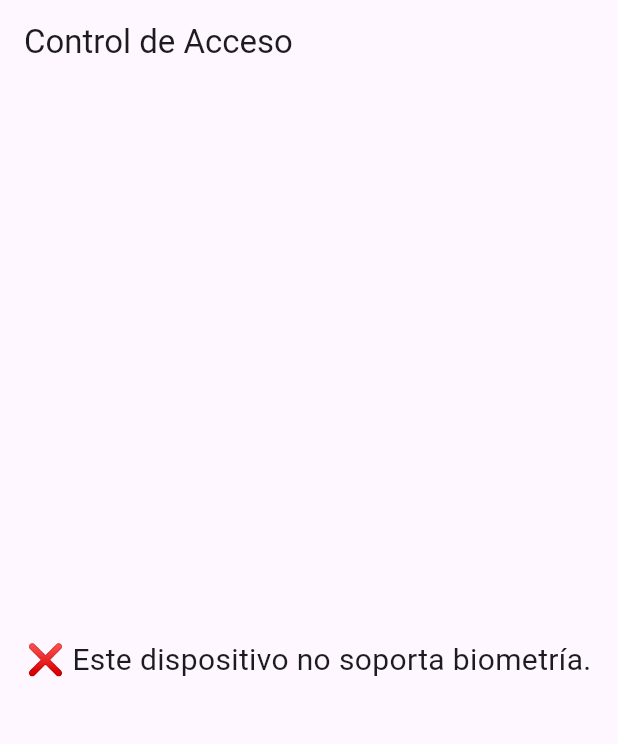
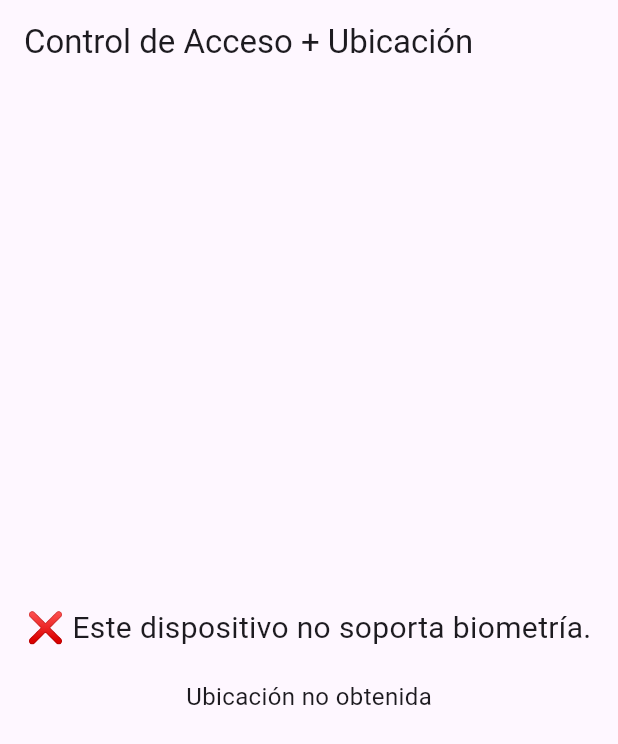
Before and after one commit to AndyAbad21/thesis-control-access, a Flutter app: the screen it shows after launch, after a tap on "Continuar", on a phone screen of 412 x 824 dp. Shown: the top 744 px of the screen. Run offline on Flutter 3.47's test engine with Material 3 defaults, Android fonts, the light colour scheme and no system bars; our stand-ins replace geolocator, local_auth.

Commit message:
feat(location): Implementacion de la ubicacion mediante gps

```diff
--- a/app_movil/lib/main.dart
+++ b/app_movil/lib/main.dart
@@ -1,7 +1,8 @@
 import 'package:flutter/material.dart';
 import 'package:local_auth/local_auth.dart';
+import 'package:geolocator/geolocator.dart';
 
-void main() => runApp(MyApp());
+void main() => runApp(const MyApp());
 
 class MyApp extends StatelessWidget {
   const MyApp({super.key});
@@ -9,15 +10,16 @@
   @override
   Widget build(BuildContext context) {
     return MaterialApp(
-      title: 'Autenticación Biométrica',
+      title: 'Autenticación Biométrica + Geolocalización',
       theme: ThemeData(primarySwatch: Colors.green),
-      home: BiometricPage(),
+      home: const BiometricPage(),
     );
   }
 }
 
 class BiometricPage extends StatefulWidget {
   const BiometricPage({super.key});
+
   @override
   // ignore: library_private_types_in_public_api
   _BiometricPageState createState() => _BiometricPageState();
@@ -26,6 +28,7 @@
 class _BiometricPageState extends State<BiometricPage> {
   final LocalAuthentication auth = LocalAuthentication();
   String _message = 'Esperando autenticación...';
+  String _locationMessage = "Ubicación no obtenida";
 
   Future<void> _authenticate() async {
     try {
@@ -37,6 +40,7 @@
         });
         return;
       }
+
       //Validar si ya tiene registros biometricos en el dispositivo
       bool canCheckBiometrics = await auth.canCheckBiometrics;
       if (!canCheckBiometrics) {
@@ -48,9 +52,7 @@
 
       List<BiometricType> availableBiometrics =
           await auth.getAvailableBiometrics();
-      debugPrint(
-        'Biometrías disponibles: $availableBiometrics',
-      ); // Útil en debug
+      debugPrint('Biometrías disponibles: $availableBiometrics');// Útil en debug
 
       bool authenticated = await auth.authenticate(
         localizedReason: 'Autentícate para ingresar a la universidad',
@@ -61,8 +63,7 @@
       );
 
       setState(() {
-        _message =
-            authenticated
+        _message = authenticated
             ? '✅ Autenticado correctamente'
             : '❌ Autenticación fallida o cancelada';
       });
@@ -73,21 +74,61 @@
     }
   }
 
-  //Cuadro de dialogo de bienvenida
+  Future<void> _getCurrentLocation() async {
+    bool serviceEnabled;
+    LocationPermission permission;
+
+    // 1. Verificar si el servicio de ubicación está activo
+    serviceEnabled = await Geolocator.isLocationServiceEnabled();
+    if (!serviceEnabled) {
+      setState(() {
+        _locationMessage = "Los servicios de ubicación están desactivados.";
+      });
+      return;
+    }
+
+    permission = await Geolocator.checkPermission();
+    if (permission == LocationPermission.denied) {
+      permission = await Geolocator.requestPermission();
+      if (permission == LocationPermission.denied) {
+        setState(() {
+          _locationMessage = "Permisos de ubicación denegados.";
+        });
+        return;
+      }
+    }
+
+    if (permission == LocationPermission.deniedForever) {
+      setState(() {
+        _locationMessage =
+            "Permisos permanentemente denegados. Habilítalos desde ajustes.";
+      });
+      return;
+    }
+
+    Position position = await Geolocator.getCurrentPosition(
+      desiredAccuracy: LocationAccuracy.high,
+    );
+
+    setState(() {
+      _locationMessage = "Latitud: ${position.latitude}, Longitud: ${position.longitude}";
+    });
+  }
+
+  //cuadro de dialogo para la validacion
   void _mostrarAvisoYAutenticar() {
     showDialog(
       context: context,
-      builder:
-          (context) => AlertDialog(
-            title: Text('Bienvenido'),
-            content: Text('Vas a autenticarte para ingresar a la UPS.'),
+      builder: (context) => AlertDialog(
+        title: const Text('Bienvenido'),
+        content: const Text('Vas a autenticarte para ingresar a la UPS.'),
         actions: [
           TextButton(
             onPressed: () {
               Navigator.pop(context);
-                  _authenticate(); // Se pide la autenticacion
+              _authenticate(); //Se pide la autenticacion
             },
-                child: Text('Continuar'),
+            child: const Text('Continuar'),
           ),
         ],
       ),
@@ -97,17 +138,26 @@
   @override
   void initState() {
     super.initState();
-    //Mostrar el cuadro de diagolo de bienvenida
     WidgetsBinding.instance.addPostFrameCallback((_) {
       _mostrarAvisoYAutenticar();
     });
+    _getCurrentLocation(); // obtener ubicacion automaticamente al abrir
   }
 
   @override
   Widget build(BuildContext context) {
     return Scaffold(
-      appBar: AppBar(title: Text('Control de Acceso')),
-      body: Center(child: Text(_message, style: TextStyle(fontSize: 20))),
+      appBar: AppBar(title: const Text('Control de Acceso + Ubicación')),
+      body: Center(
+        child: Column(
+          mainAxisAlignment: MainAxisAlignment.center,
+          children: [
+            Text(_message, style: const TextStyle(fontSize: 20)),
+            const SizedBox(height: 20),
+            Text(_locationMessage, style: const TextStyle(fontSize: 16)),
+          ],
+        ),
+      ),
     );
   }
 }
--- a/app_movil/pubspec.yaml
+++ b/app_movil/pubspec.yaml
@@ -31,6 +31,7 @@ dependencies:
   flutter:
     sdk: flutter
   local_auth: ^2.3.0
+  geolocator: ^14.0.0
 
   # The following adds the Cupertino Icons font to your application.
   # Use with the CupertinoIcons class for iOS style icons.
```
Also changed, not shown: 5 other files. Lines whose indentation alone changed are shown as unchanged.
